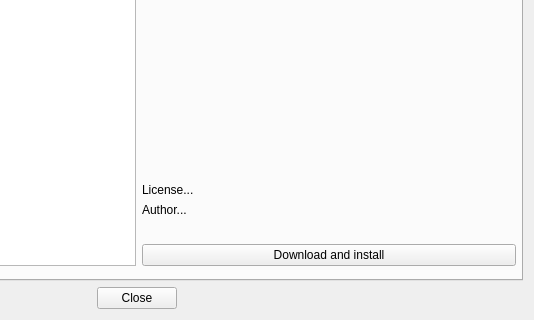
First picture: the form in src/gui/src/SoundLibrary/SoundLibraryImportDialog_UI.ui, repository hydrogen-music/hydrogen, before the edit; both pictures show x 261 to 795 and y 368 to 688 of the 795 by 688 pixel window.
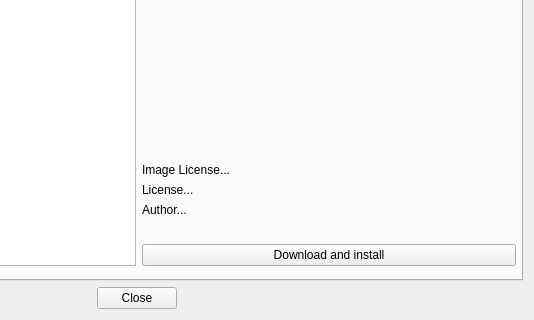
Second picture: the form after the edit.

Commit message: Added image license for kits, made cached image name unique

The edit to the form file:
```diff
--- a/src/gui/src/SoundLibrary/SoundLibraryImportDialog_UI.ui
+++ b/src/gui/src/SoundLibrary/SoundLibraryImportDialog_UI.ui
@@ -224,6 +224,19 @@
           </property>
          </widget>
         </item>
+        <item>
+         <widget class="QLabel" name="ImageLicenseLbl">
+          <property name="maximumSize">
+           <size>
+            <width>16777215</width>
+            <height>30</height>
+           </size>
+          </property>
+          <property name="text">
+           <string>Image License...</string>
+          </property>
+         </widget>
+        </item>
         <item>
          <widget class="QLabel" name="LicenseLbl">
           <property name="maximumSize">
```
The commit also changes 12 other files.
